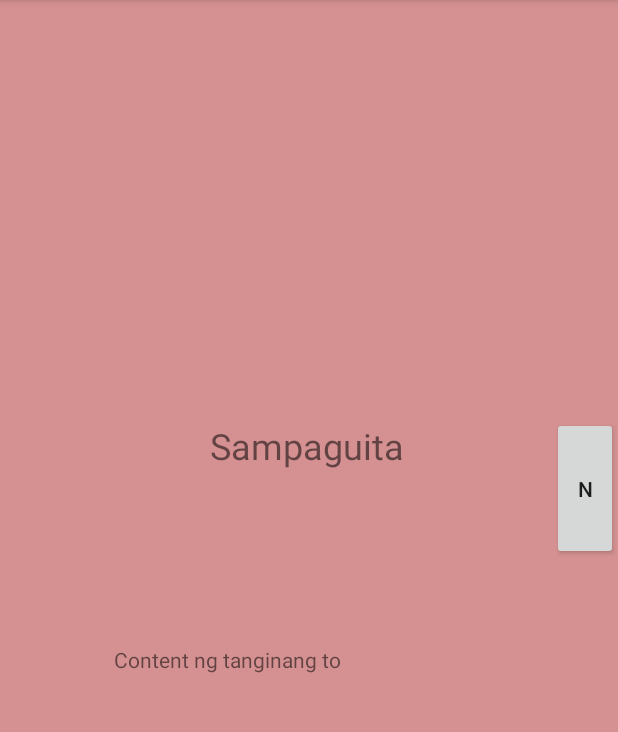
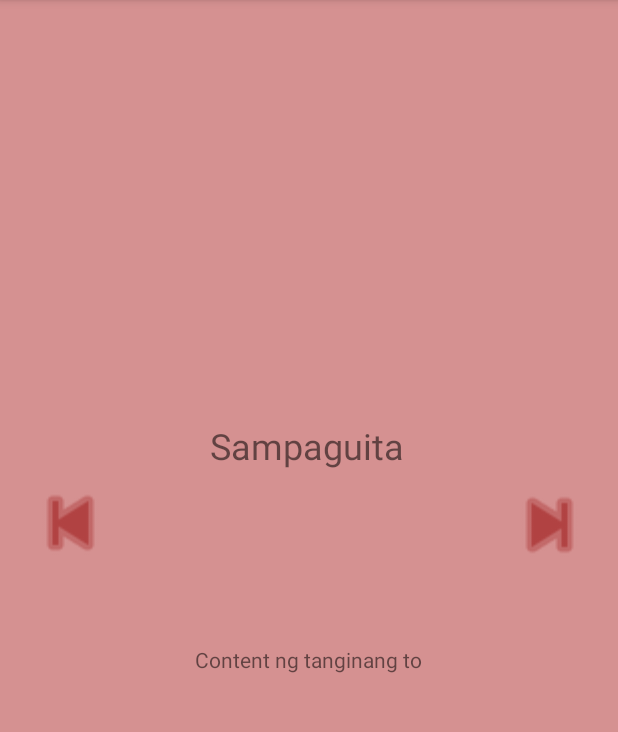
Before and after one commit to Sandoksalamat/Actual-Code-keme, an Android app: the Sampaguita screen opened directly, with no data from a screen before it, on a phone screen of 412 x 824 dp, the part 84-816 px from its top. Run offline under Robolectric (Android 15) with nearby library versions, the phone set to English and light mode, and no system bars.

Commit message:
- Edited button - yung kuan onclicklistener di ko alam tawag, basta sa mainactivity yung transpo,pearl,dance inano ko XD

```diff
--- a/app/src/main/res/layout/activity_sampaguita.xml
+++ b/app/src/main/res/layout/activity_sampaguita.xml
@@ -7,6 +7,27 @@
     android:layout_height="match_parent"
     android:background="#D59191"
     tools:context=".Sampaguita">
+
+    <Button
+        android:id="@+id/button"
+        android:layout_width="87dp"
+        android:layout_height="92dp"
+        android:height="@android:dimen/app_icon_size"
+        android:background="#00FFFFFF"
+        android:foreground="@android:drawable/ic_media_previous"
+        android:foregroundGravity="center"
+        android:foregroundTint="#B14242"
+        android:scaleX="2"
+        android:scaleY="2"
+        android:shadowColor="#000000"
+        android:textAlignment="center"
+        android:textSize="34sp"
+        app:layout_constraintBottom_toBottomOf="parent"
+        app:layout_constraintEnd_toEndOf="parent"
+        app:layout_constraintHorizontal_bias="0.012"
+        app:layout_constraintStart_toStartOf="parent"
+        app:layout_constraintTop_toTopOf="parent"
+        app:layout_constraintVertical_bias="0.448" />
 
     <ImageView
         android:id="@+id/imageView"
@@ -39,6 +60,7 @@
         android:layout_width="259dp"
         android:layout_height="199dp"
         android:text="Content ng tanginang to"
+        android:textAlignment="center"
         app:layout_constraintBottom_toBottomOf="parent"
         app:layout_constraintEnd_toEndOf="parent"
         app:layout_constraintHorizontal_bias="0.496"
@@ -48,14 +70,23 @@
 
     <Button
         android:id="@+id/button3"
-        android:layout_width="44dp"
-        android:layout_height="95dp"
-        android:text="N"
+        android:layout_width="87dp"
+        android:layout_height="92dp"
+        android:height="@android:dimen/app_icon_size"
+        android:background="#00FFFFFF"
+        android:foreground="@android:drawable/ic_media_next"
+        android:foregroundGravity="center"
+        android:foregroundTint="#B14242"
+        android:scaleX="2"
+        android:scaleY="2"
+        android:shadowColor="#000000"
+        android:textAlignment="center"
+        android:textSize="34sp"
         app:layout_constraintBottom_toBottomOf="parent"
         app:layout_constraintEnd_toEndOf="parent"
-        app:layout_constraintHorizontal_bias="1.0"
+        app:layout_constraintHorizontal_bias="0.996"
         app:layout_constraintStart_toStartOf="parent"
         app:layout_constraintTop_toTopOf="parent"
-        app:layout_constraintVertical_bias="0.413" />
+        app:layout_constraintVertical_bias="0.45" />
 
 </androidx.constraintlayout.widget.ConstraintLayout>
--- a/build.gradle
+++ b/build.gradle
@@ -1,5 +1,5 @@
 // Top-level build file where you can add configuration options common to all sub-projects/modules.
 plugins {
-    id 'com.android.application' version '8.0.0' apply false
-    id 'com.android.library' version '8.0.0' apply false
+    id 'com.android.application' version '8.0.1' apply false
+    id 'com.android.library' version '8.0.1' apply false
 }
```
Also changed, not shown: app/src/main/java/com/example/sagisag/MainActivity.java (+22 -0 lines), app/src/main/res/layout/activity_main.xml (+8 -0 lines).
